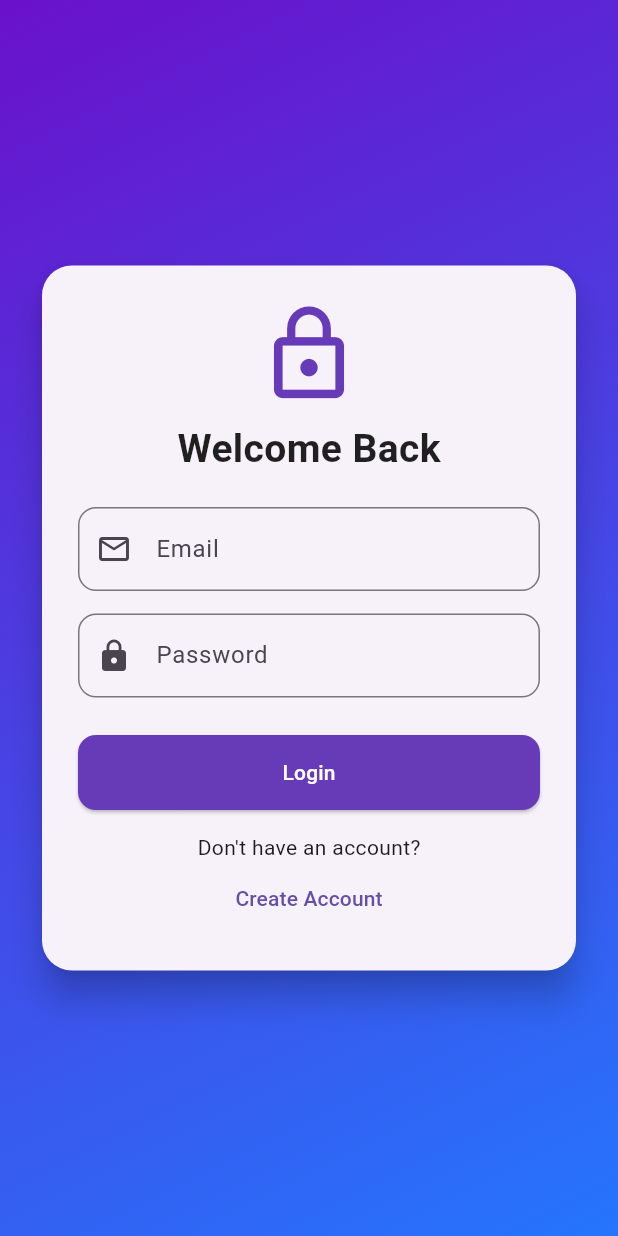
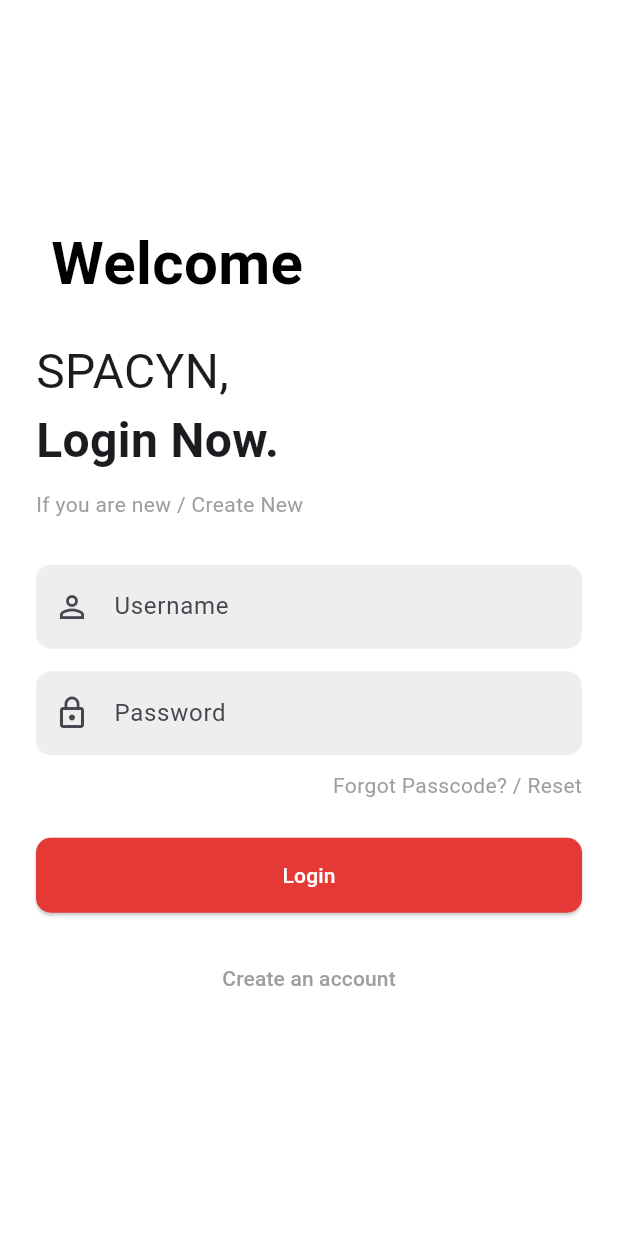
Before and after one commit to Tamizh-code/Spacyn, a Flutter app: the screen it shows after launch, on a phone screen of 412 x 824 dp. Run offline on Flutter 3.47's test engine with Material 3 defaults, Android fonts, the phone set to English and light mode, and no system bars.

Commit message:
//ui and best

```diff
--- a/lib/login_page.dart
+++ b/lib/login_page.dart
@@ -9,65 +9,91 @@ class LoginPage extends StatelessWidget {
   @override
   Widget build(BuildContext context) {
     return Scaffold(
-      body: Container(
-        decoration: const BoxDecoration(
-          gradient: LinearGradient(
-            colors: [Color(0xFF6A11CB), Color(0xFF2575FC)],
-            begin: Alignment.topLeft,
-            end: Alignment.bottomRight,
+      backgroundColor: Colors.white,
+      body: Center(
+        child: SingleChildScrollView(
+          padding: const EdgeInsets.all(24.0),
+          child: Column(
+            mainAxisAlignment: MainAxisAlignment.center,
+            crossAxisAlignment: CrossAxisAlignment.stretch,
+            children: [
+              // Logo/Icon as seen in the image
+              const Align(
+                alignment: Alignment.topLeft,
+                child: Padding(
+                  padding: EdgeInsets.only(left: 10, bottom: 20),
+                  child: Text(
+                    "Welcome",
+                    style: TextStyle(
+                        fontSize: 40,
+                        fontWeight: FontWeight.bold,
+                        color: Colors.black),
                   ),
                 ),
-        child: Center(
-          child: SingleChildScrollView(
-            padding: const EdgeInsets.all(24.0),
-            child: Card(
-              elevation: 10,
-              shape: RoundedRectangleBorder(
-                  borderRadius: BorderRadius.circular(20)),
-              child: Padding(
-                padding: const EdgeInsets.all(24.0),
-                child: Column(
-                  mainAxisSize: MainAxisSize.min,
-                  children: [
-                    const Icon(Icons.lock_outline,
-                        size: 70, color: Colors.deepPurple),
+              ),
+
+              const Text(
+                "SPACYN,",
+                style: TextStyle(fontSize: 32, fontWeight: FontWeight.normal),
+              ),
+              const Text(
+                "Login Now.",
+                style: TextStyle(fontSize: 32, fontWeight: FontWeight.bold),
+              ),
               const SizedBox(height: 10),
               const Text(
-                      "Welcome Back",
-                      style: TextStyle(
-                          fontSize: 26,
-                          fontWeight: FontWeight.bold,
-                          color: Colors.black87),
+                "If you are new / Create New",
+                style: TextStyle(color: Colors.grey),
               ),
-                    const SizedBox(height: 20),
+              const SizedBox(height: 30),
+
+              // Username Field (renamed from email)
               TextField(
                 controller: emailController,
                 decoration: InputDecoration(
-                        labelText: "Email",
-                        prefixIcon: const Icon(Icons.email_outlined),
+                  labelText: "Username",
+                  hintText: "Enter username/email",
+                  prefixIcon: const Icon(Icons.person_outline),
                   border: OutlineInputBorder(
-                            borderRadius: BorderRadius.circular(12)),
+                      borderRadius: BorderRadius.circular(10),
+                      borderSide: BorderSide.none),
+                  filled: true,
+                  fillColor: Colors.grey[200],
                 ),
               ),
               const SizedBox(height: 15),
+
+              // Password Field
               TextField(
                 controller: passwordController,
                 obscureText: true,
                 decoration: InputDecoration(
                   labelText: "Password",
-                        prefixIcon: const Icon(Icons.lock),
+                  hintText: "Enter password",
+                  prefixIcon: const Icon(Icons.lock_outline),
                   border: OutlineInputBorder(
-                            borderRadius: BorderRadius.circular(12)),
+                      borderRadius: BorderRadius.circular(10),
+                      borderSide: BorderSide.none),
+                  filled: true,
+                  fillColor: Colors.grey[200],
+                ),
+              ),
+              const SizedBox(height: 10),
+
+              const Align(
+                alignment: Alignment.centerRight,
+                child: Text(
+                  "Forgot Passcode? / Reset",
+                  style: TextStyle(color: Colors.grey),
                 ),
               ),
               const SizedBox(height: 25),
 
-                    // 🔹 Login Button
+              // Login Button
               ElevatedButton(
                 onPressed: () {
                   String email = emailController.text.trim();
                   String password = passwordController.text.trim();
-
                   if (email.isNotEmpty && password.isNotEmpty) {
                     Navigator.pushReplacement(
                       context,
@@ -78,22 +104,20 @@ class LoginPage extends StatelessWidget {
                   } else {
                     ScaffoldMessenger.of(context).showSnackBar(
                       const SnackBar(
-                                content: Text("Please enter email & password")),
+                          content: Text("Please enter username and password")),
                     );
                   }
                 },
                 style: ElevatedButton.styleFrom(
-                        backgroundColor: Colors.deepPurple,
+                  backgroundColor: const Color(0xFFE53935),
                   foregroundColor: Colors.white,
                   minimumSize: const Size(double.infinity, 50),
                   shape: RoundedRectangleBorder(
-                            borderRadius: BorderRadius.circular(12)),
+                      borderRadius: BorderRadius.circular(10)),
                 ),
                 child: const Text("Login"),
               ),
-
-                    const SizedBox(height: 15),
-                    const Text("Don't have an account?"),
+              const SizedBox(height: 20),
               TextButton(
                 onPressed: () {
                   Navigator.push(
@@ -101,12 +125,10 @@ class LoginPage extends StatelessWidget {
                     MaterialPageRoute(builder: (context) => SignupPage()),
                   );
                 },
-                      child: const Text("Create Account"),
-                    )
+                child: const Text("Create an account",
+                    style: TextStyle(color: Colors.grey)),
+              ),
             ],
-                ),
-              ),
-            ),
           ),
         ),
       ),
--- a/lib/main.dart
+++ b/lib/main.dart
@@ -9,7 +9,7 @@ class MyApp extends StatelessWidget {
   @override
   Widget build(BuildContext context) {
     return MaterialApp(
-      title: 'Login & Signup Demo',
+      title: 'Login & Signup',
       debugShowCheckedModeBanner: false,
       theme: ThemeData(
         primarySwatch: Colors.deepPurple,
```
Also changed, not shown: lib/home_page.dart (+67 -54 lines), lib/signup_page.dart (+14 -24 lines), pubspec.lock. Lines whose indentation alone changed are shown as unchanged.
